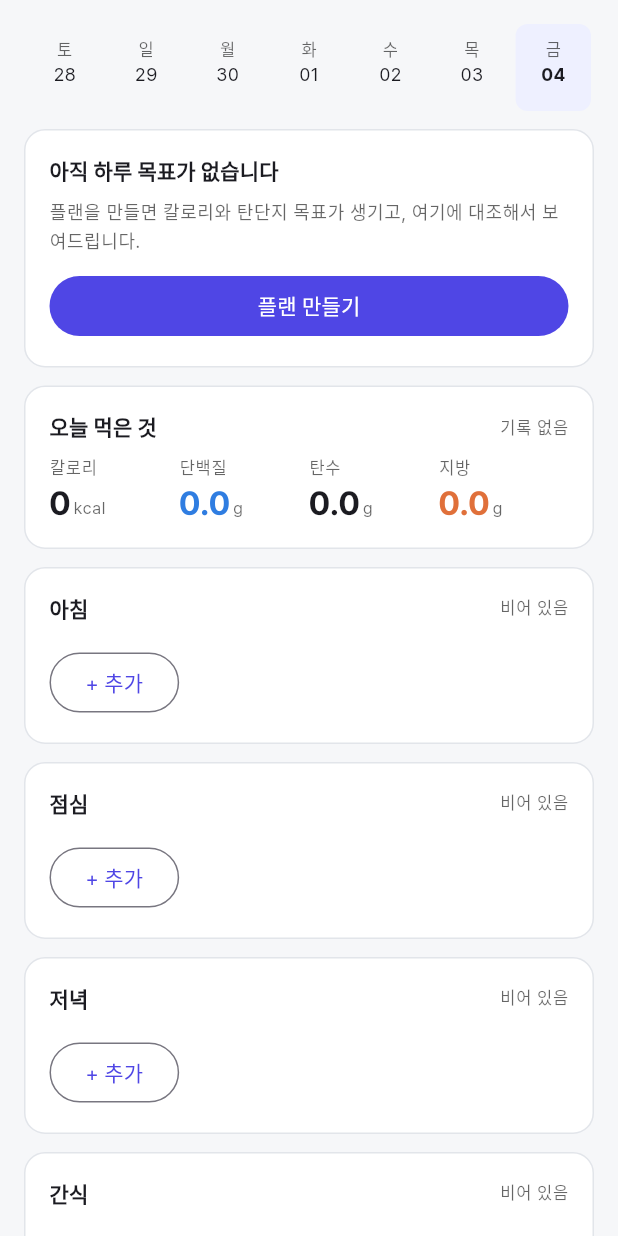
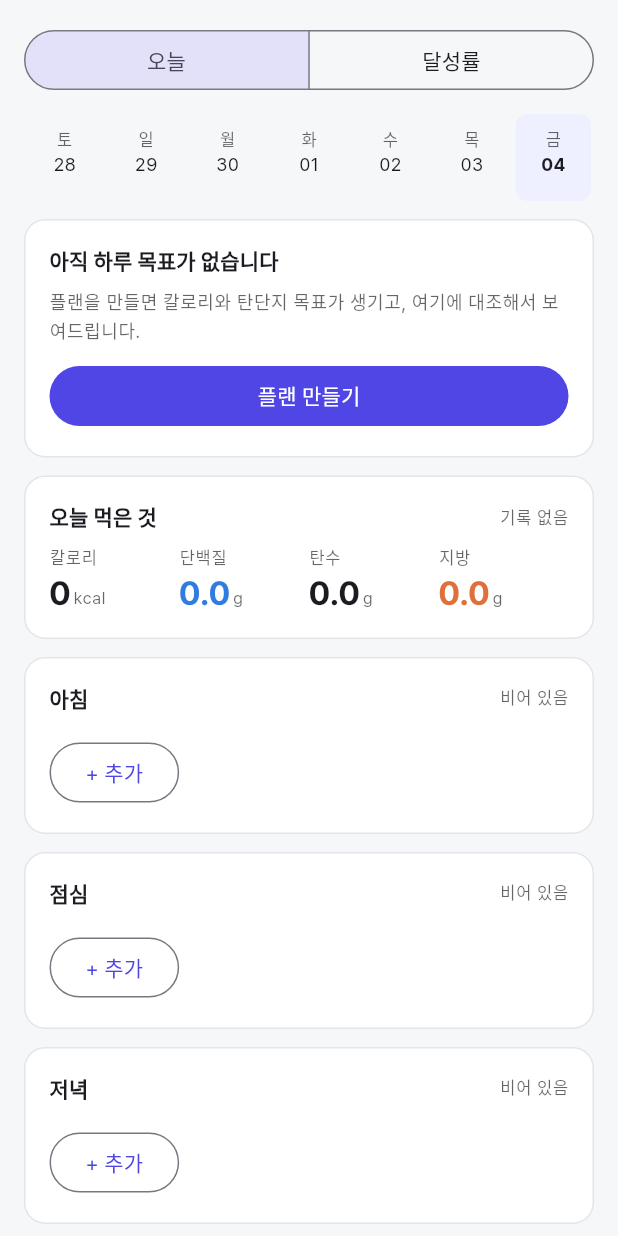
Before and after one commit to iacobuschoi/Mybody, a Flutter app: the FoodScreen widget shown alone on an empty page, opened directly with empty values, on a phone screen of 412 x 824 dp. Run offline on Flutter 3.47's test engine with Material 3 defaults, Android fonts, the phone set to English and light mode, and no system bars; our stand-ins replace flutter_local_notifications, flutter_timezone, image_picker, lucide_icons, shared_preferences, timezone; accounts and stored records are empty; network calls fail; Roboto replaces fonts that are missing (Pretendard).

```diff
--- a/app/lib/src/screens/food.dart
+++ b/app/lib/src/screens/food.dart
@@ -45,6 +45,9 @@ class FoodScreen extends StatefulWidget {
 
 class _FoodScreenState extends State<FoodScreen> {
   String? _date;
+  /// 위에서 고릅니다: 오늘 기록 / 달성률. 달성률을 맨 아래 버튼에 두면
+  /// 있는 줄도 모릅니다.
+  String _view = 'today';
 
   void _refresh() => setState(() {});
 
@@ -72,7 +75,28 @@ class _FoodScreenState extends State<FoodScreen> {
         ? 0.0
         : core.jsToNumber(target['fatG']) - core.jsToNumber(totals['f']);
 
+    final picker = Padding(
+      padding: const EdgeInsets.only(bottom: 12),
+      child: SegmentedButton<String>(
+        showSelectedIcon: false,
+        segments: const [
+          ButtonSegment(value: 'today', label: Text('오늘')),
+          ButtonSegment(value: 'adherence', label: Text('달성률')),
+        ],
+        selected: {_view},
+        onSelectionChanged: (s) => setState(() => _view = s.first),
+      ),
+    );
+
+    if (_view == 'adherence') {
+      return ListView(padding: const EdgeInsets.all(16), children: [
+        picker,
+        DietAdherenceBody(go: widget.go),
+      ]);
+    }
+
     return ListView(padding: const EdgeInsets.all(16), children: [
+      picker,
       _DayStrip(date: date, onPick: (d) => setState(() => _date = d)),
 
       if (target == null) ...[
@@ -107,21 +131,14 @@ class _FoodScreenState extends State<FoodScreen> {
           ),
       ],
 
+      /* 주로 먹는 것이 위에 — 식단은 대개 같은 것의 반복이라, 늘 먹는 것
+         여덟 개면 하루의 대부분이 한 번 누르기로 끝납니다. */
+      _FrequentChips(date: date, onAdded: _refresh),
+      if (logs.isEmpty) _YesterdayCard(date: date, onCopied: _refresh),
+
       for (final meal in _meals)
         _MealCard(meal: meal, date: date, logs: logs, onChanged: _refresh),
 
-      _RecentChips(date: date, onAdded: _refresh),
-      if (logs.isEmpty) _YesterdayCard(date: date, onCopied: _refresh),
-
-      OutlinedButton.icon(
-        onPressed: () async {
-          await Navigator.of(context).push(MaterialPageRoute(
-              builder: (_) => DietAdherenceScreen(go: widget.go)));
-          _refresh();
-        },
-        icon: const Icon(LucideIcons.lineChart),
-        label: const Text('달성률'),
-      ),
       if (logs.isEmpty)
         const Note(
             text: '완벽하게 적을 필요 없습니다. 한 끼만 적어도 주 평균이 살아납니다. '
@@ -535,9 +552,32 @@ class _MealCard extends StatelessWidget {
   }
 }
 
-/* --- C08 최근 먹은 것 — 누르면 바로 추가 ---------------------------------- */
-class _RecentChips extends StatelessWidget {
-  const _RecentChips({required this.date, required this.onAdded});
+/// 자주 먹은 순서 — 횟수, 같으면 최근 것. 이름이 같으면 한 번만.
+List<Map<String, Object?>> frequentFoods(List<Object?> logs, [int limit = 8]) {
+  final count = <String, int>{};
+  final last = <String, int>{};
+  final item = <String, Map<String, Object?>>{};
+  var i = 0;
+  for (final l in logs) {
+    for (final it in (((l as Map)['items'] as List?) ?? const [])) {
+      final m = (it as Map).cast<String, Object?>();
+      final name = '${m['name']}';
+      count[name] = (count[name] ?? 0) + 1;
+      last[name] = i++;
+      item[name] = m;
+    }
+  }
+  final names = count.keys.toList()
+    ..sort((a, b) {
+      final c = count[b]! - count[a]!;
+      return c != 0 ? c : last[b]! - last[a]!;
+    });
+  return [for (final n in names.take(limit)) item[n]!];
+}
+
+/* --- 주로 먹는 것 — 누르면 바로 추가 --------------------------------------- */
+class _FrequentChips extends StatelessWidget {
+  const _FrequentChips({required this.date, required this.onAdded});
   final String date;
   final VoidCallback onAdded;
 
@@ -545,12 +585,12 @@ class _RecentChips extends StatelessWidget {
   Widget build(BuildContext context) {
     final app = Scope.of(context);
     final t = Theme.of(context);
-    final recents = app.store.recentFoods(8);
+    final recents = frequentFoods((app.state['foodLogs'] as List?) ?? const []);
     if (recents.isEmpty) return const SizedBox.shrink();
     return MbCard(
       child: Column(crossAxisAlignment: CrossAxisAlignment.start, children: [
-        SectionTitle('최근 먹은 것',
-            trailing: Text('누르면 바로 추가', style: t.textTheme.labelSmall?.copyWith(color: t.hintColor))),
+        SectionTitle('주로 먹는 것',
+            trailing: Text('누르면 지금 끼니에 바로 추가', style: t.textTheme.labelSmall?.copyWith(color: t.hintColor))),
         Wrap(spacing: 6, runSpacing: 6, children: [
           for (final it in recents)
             ActionChip(
@@ -934,15 +974,27 @@ class _FoodTile extends StatelessWidget {
 }
 
 /* --- P21 식단 달성률 ------------------------------------------------------- */
-class DietAdherenceScreen extends StatefulWidget {
+class DietAdherenceScreen extends StatelessWidget {
   const DietAdherenceScreen({super.key, required this.go});
   final void Function(String route, [Object? arg]) go;
 
   @override
-  State<DietAdherenceScreen> createState() => _DietAdherenceScreenState();
+  Widget build(BuildContext context) => Scaffold(
+        appBar: AppBar(title: const Text('식단 달성률')),
+        body: ListView(padding: const EdgeInsets.all(16), children: [DietAdherenceBody(go: go)]),
+      );
 }
 
-class _DietAdherenceScreenState extends State<DietAdherenceScreen> {
+/// 식단 탭 위의 「달성률」이 보여 주는 것. 스크롤은 밖에서 맡습니다.
+class DietAdherenceBody extends StatefulWidget {
+  const DietAdherenceBody({super.key, required this.go});
+  final void Function(String route, [Object? arg]) go;
+
+  @override
+  State<DietAdherenceBody> createState() => _DietAdherenceBodyState();
+}
+
+class _DietAdherenceBodyState extends State<DietAdherenceBody> {
   String _tab = 'week';
 
   List<Map<String, Object?>> _collect(core.Store store, int n) {
@@ -978,15 +1030,10 @@ class _DietAdherenceScreenState extends State<DietAdherenceScreen> {
     );
 
     if (target == null) {
-      return Scaffold(
-        appBar: AppBar(title: const Text('식단 달성률')),
-        body: EmptyState(
-          title: '하루 목표가 없습니다',
-          detail: '플랜을 만들면 목표 대비 달성률을 볼 수 있습니다.',
-          action: FilledButton(
-              onPressed: () { Navigator.of(context).pop(); widget.go('goal'); },
-              child: const Text('플랜 만들기')),
-        ),
+      return EmptyState(
+        title: '하루 목표가 없습니다',
+        detail: '플랜을 만들면 목표 대비 달성률을 볼 수 있습니다.',
+        action: FilledButton(onPressed: () => widget.go('goal'), child: const Text('플랜 만들기')),
       );
     }
 
@@ -998,9 +1045,7 @@ class _DietAdherenceScreenState extends State<DietAdherenceScreen> {
     final avg = (adh['avg'] as Map?)?.cast<String, Object?>();
     final pct = (adh['pct'] as Map?)?.cast<String, Object?>();
 
-    return Scaffold(
-      appBar: AppBar(title: const Text('식단 달성률')),
-      body: ListView(padding: const EdgeInsets.all(16), children: [
+    return Column(crossAxisAlignment: CrossAxisAlignment.stretch, children: [
         tabs,
         const SizedBox(height: 12),
         /* 요약 — 분모를 반드시 명시합니다. */
@@ -1043,8 +1088,7 @@ class _DietAdherenceScreenState extends State<DietAdherenceScreen> {
         const Note(
             text: '하루 값이 아니라 주 평균으로 보세요. 기록 오차와 TDEE 추정 오차가 겹쳐서, '
                 '하루치 숫자는 원래 흔들립니다. 계획은 체중 변화를 보고 조정됩니다.'),
-      ]),
-    );
+    ]);
   }
 
   /* 주간 — 일별 막대 + 목표선. 단일 숫자만 보면 "평균은 맞는데 널뛰기" 를 놓칩니다. */
```
Also changed, not shown: app/lib/src/screens/social.dart (+18 -2 lines), 3 other files.
